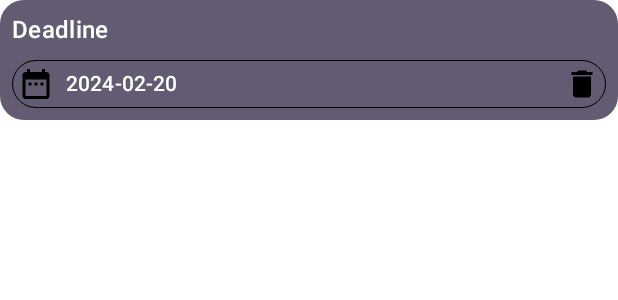
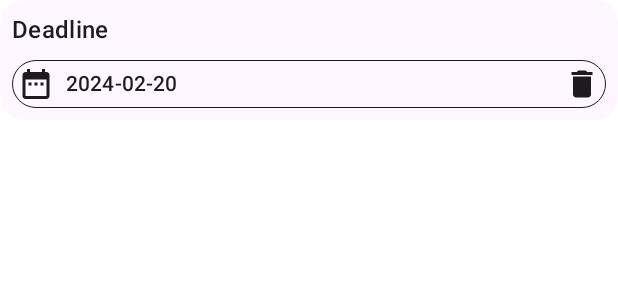
Before and after one commit to Matorarn/todomanager, an Android app built with Jetpack Compose: the @Preview function DueDatePickerLabelPreview, on a phone screen of 412 x 824 dp. Shown: the top 300 px of the screen. Run offline under Robolectric (Android 15) with nearby library versions, the phone set to English and light mode, and no system bars.

Commit message:
feat: Improve of color design

```diff
--- a/app/src/main/java/com/example/todomanager/ui/ticketconfig/configelements/category/CategorySwitch.kt
+++ b/app/src/main/java/com/example/todomanager/ui/ticketconfig/configelements/category/CategorySwitch.kt
@@ -32,14 +32,14 @@ fun CategorySwitch(
         modifier = Modifier
             .fillMaxWidth()
             .background(
-                color = MaterialTheme.colorScheme.secondary,
+                color = MaterialTheme.colorScheme.surface,
                 shape = RoundedCornerShape(16.dp),
             )
             .padding(8.dp),
     ) {
         Text(
             text = "Kategorie",
-            color = MaterialTheme.colorScheme.onSecondary,
+            color = MaterialTheme.colorScheme.onSurface,
             style = MaterialTheme.typography.titleMedium,
         )
         Spacer(modifier = Modifier.height(8.dp))
--- a/app/src/main/java/com/example/todomanager/ui/ticketconfig/configelements/picker/DueDatePicker.kt
+++ b/app/src/main/java/com/example/todomanager/ui/ticketconfig/configelements/picker/DueDatePicker.kt
@@ -21,7 +21,6 @@ import androidx.compose.runtime.Composable
 import androidx.compose.ui.Alignment
 import androidx.compose.ui.Modifier
 import androidx.compose.ui.draw.clip
-import androidx.compose.ui.graphics.Color
 import androidx.compose.ui.tooling.preview.Preview
 import androidx.compose.ui.unit.Dp
 import androidx.compose.ui.unit.dp
@@ -37,14 +36,14 @@ fun DueDatePickerTextField(
     Column(
         modifier = modifier
             .background(
-                color = MaterialTheme.colorScheme.secondary,
+                color = MaterialTheme.colorScheme.surface,
                 shape = RoundedCornerShape(16.dp),
             )
             .padding(8.dp),
     ) {
         Text(
             text = "Deadline",
-            color = MaterialTheme.colorScheme.onSecondary,
+            color = MaterialTheme.colorScheme.onSurface,
             style = MaterialTheme.typography.titleMedium,
         )
         Spacer(modifier = Modifier.height(8.dp))
@@ -53,7 +52,7 @@ fun DueDatePickerTextField(
                 .border(
                     BorderStroke(
                         width = Dp.Hairline,
-                        color = Color.Black,
+                        color = MaterialTheme.colorScheme.onSurface,
                     ),
                     shape = RoundedCornerShape(16.dp),
                 )
@@ -62,12 +61,16 @@ fun DueDatePickerTextField(
                 .padding(4.dp),
             verticalAlignment = Alignment.CenterVertically,
         ) {
-            Icon(imageVector = Icons.Default.DateRange, contentDescription = null)
+            Icon(
+                imageVector = Icons.Default.DateRange,
+                contentDescription = null,
+                tint = MaterialTheme.colorScheme.onSurface,
+            )
             Spacer(modifier = Modifier.width(8.dp))
             // TODO Add Date Formatter
             Text(
                 text = dueDate.toString(),
-                color = MaterialTheme.colorScheme.onSecondary,
+                color = MaterialTheme.colorScheme.onSurface,
                 style = MaterialTheme.typography.labelLarge,
             )
             Spacer(modifier = Modifier.weight(1f))
@@ -75,6 +78,7 @@ fun DueDatePickerTextField(
                 modifier = Modifier.clickable(onClick = onDeleteDueDateValue),
                 imageVector = Icons.Default.Delete,
                 contentDescription = null,
+                tint = MaterialTheme.colorScheme.onSurface,
             )
         }
     }
```
Also changed, not shown: app/src/main/java/com/example/todomanager/ui/ticketconfig/TicketConfigScreen.kt (+23 -2 lines).
